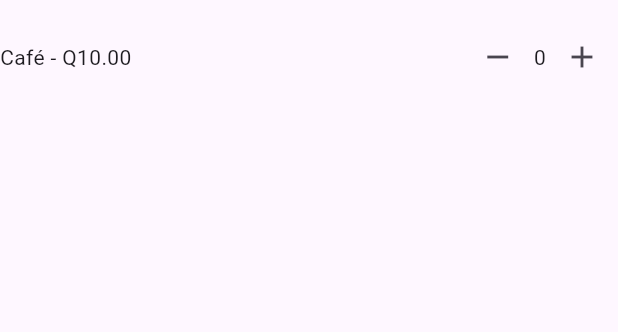
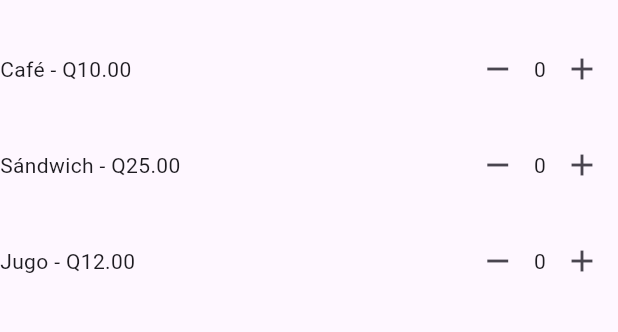
Before and after one commit to jjemd101191/pdm2026-202208011, a Flutter app: the screen it shows after launch, after a tap on the "remove" icon, on a phone screen of 412 x 824 dp, the part 63-395 px from its top. Run offline on Flutter 3.47's test engine with Material 3 defaults, Android fonts, the phone set to English and light mode, and no system bars.

Commit message:
Completar más productos y agregar que otros productos sean agregados

```diff
--- a/laboratorios/cafeteria/lib/main.dart
+++ b/laboratorios/cafeteria/lib/main.dart
@@ -23,29 +23,27 @@ class PantallaPedido extends StatefulWidget {
 }
 
 class _PantallaPedidoState extends State<PantallaPedido> {
-  int cantidadCafe = 0;
-  int cantidadSandwich = 0;
-  int cantidadJugo = 0;
+  static const List<Producto> productos = [
+    Producto(nombre: 'Café', precio: 10.0),
+    Producto(nombre: 'Sándwich', precio: 25.0),
+    Producto(nombre: 'Jugo', precio: 12.0),
+  ];
 
-  void _cambiarCafe(int delta) {
+  late List<int> cantidades;
+
+  @override
+  void initState() {
+    super.initState();
+    cantidades = List.filled(productos.length, 0);
+  }
+
+  void _cambiarCantidad(int indice, int delta) {
     setState(() {
-      final nueva = cantidadCafe + delta;
+      final nueva = cantidades[indice] + delta;
       if (nueva >= 0) {
-        cantidadCafe = nueva;
+        cantidades[indice] = nueva;
       }
     });
-  }
-
-  Widget _filaEstatica(String nombre, String precio) {
-    return Padding(
-      padding: const EdgeInsets.symmetric(vertical: 8),
-      child: Row(
-        children: [
-          Expanded(child: Text(nombre)),
-          Text(precio),
-        ],
-      ),
-    );
   }
 
   @override
@@ -54,27 +52,42 @@ class _PantallaPedidoState extends State<PantallaPedido> {
       appBar: AppBar(title: const Text('Mi pedido')),
       body: Column(
         children: [
-          Row(
+          for (int i = 0; i < productos.length; i++)
+          Padding(
+            padding: const EdgeInsets.symmetric(vertical: 8),
+            child: Row(
               mainAxisAlignment: MainAxisAlignment.spaceBetween,
               children: [
-              const Text('Café - Q10.00'),
+                Expanded(
+                  child: Text(
+                    '${productos[i].nombre} - Q${productos[i].precio.toStringAsFixed(2)}',
+                  ),
+                ),
                 Row(
                   children: [
                     IconButton(
                       icon: const Icon(Icons.remove),
-                    onPressed: () => _cambiarCafe(-1),
+                      onPressed: () => _cambiarCantidad(i, -1),
                     ),
-                  Text('$cantidadCafe'),
+                    Text('${cantidades[i]}'),
                     IconButton(
                       icon: const Icon(Icons.add),
-                    onPressed: () => _cambiarCafe(1),
+                      onPressed: () => _cambiarCantidad(i, 1),
                     ),
                   ],
                 ),
               ],
+            ),
           ),
         ],
       ),
     );
   }
 }
+
+class Producto {
+  final String nombre;
+  final double precio;
+  const Producto({required this.nombre, required this.precio});
+
+}
```
Lines whose indentation alone changed are shown as unchanged.
